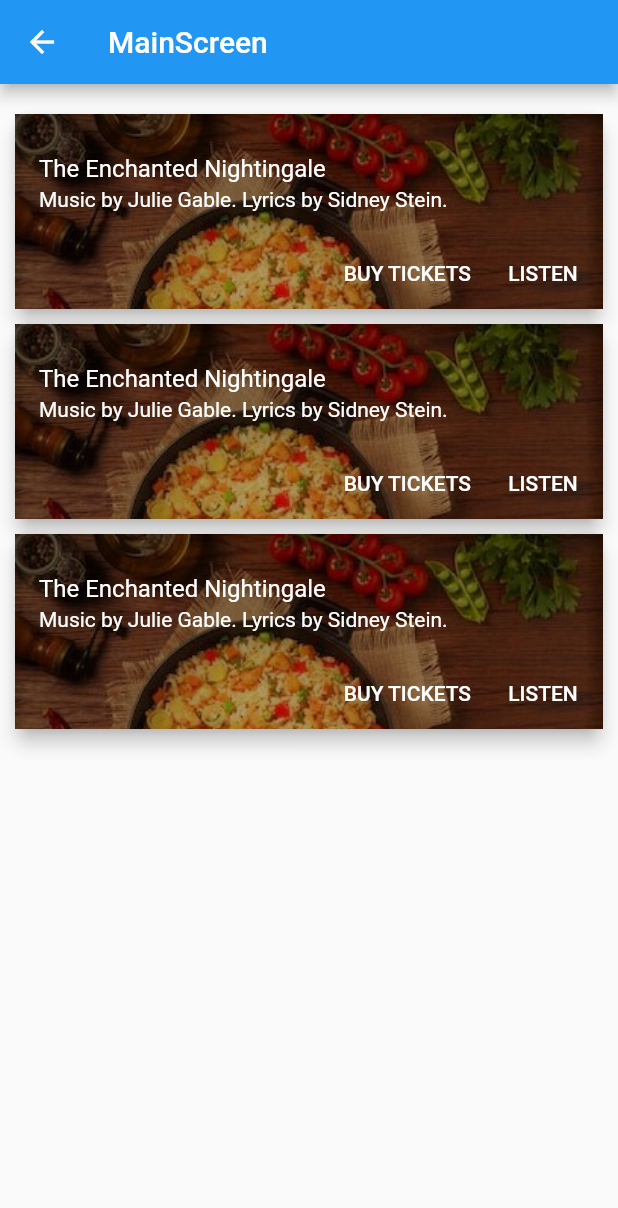
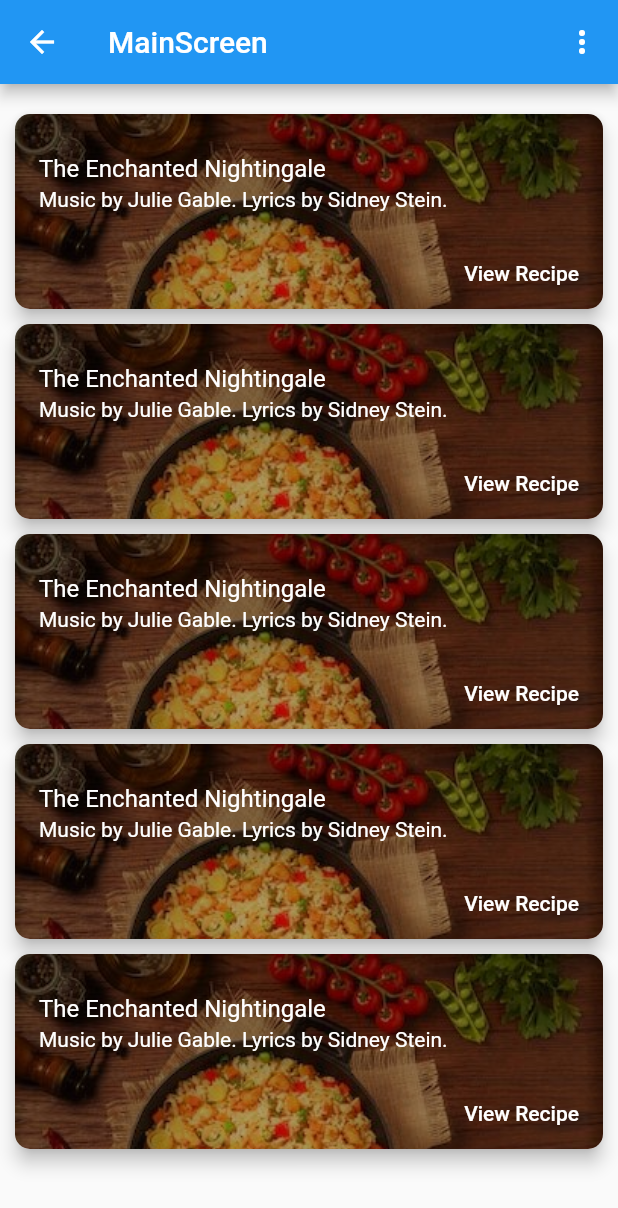
Before and after one commit to PulsaraSandeepa/FoodRecipeApp-flutter, a Flutter app: the MainScreen screen opened by its route, on a phone screen of 412 x 824 dp. Shown: the top 1208 px of the screen. Run offline on Flutter 3.47's test engine with Material 2 defaults, Android fonts, the phone set to English and light mode, and no system bars.

Commit message:
create popup menu button in appbar

```diff
--- a/lib/screens/main_screen.dart
+++ b/lib/screens/main_screen.dart
@@ -7,11 +7,33 @@ class MainScreen extends StatefulWidget {
 }
 
 class _State extends State<MainScreen> {
+
+  Choice _selectedChoice = choices[0];
+
+  void _select(Choice choice) {
+    setState(() {
+      _selectedChoice = choice;
+    });
+  }
+
   @override
   Widget build(BuildContext context) {
     return Scaffold(
       appBar: AppBar(
         title: const Text('MainScreen'),
+        actions: <Widget>[
+          PopupMenuButton<Choice>(
+            onSelected: _select,
+            itemBuilder: (BuildContext context) {
+              return choices.map((Choice choice) {
+                return PopupMenuItem<Choice>(
+                    value: choice,
+                    child: Text(choice.title),
+                );
+              }).toList();
+            },
+          ),
+        ],
       ),
       body: Container(
 //        decoration: BoxDecoration(
@@ -42,6 +64,14 @@ class _State extends State<MainScreen> {
                         title: "ffggfgg",
                         subtitle: "gfgfggfg",
                         image: 'images/fried-rice.jpg'),
+                    CardWidget(
+                        title: "ffggfgg",
+                        subtitle: "gfgfggfg",
+                        image: 'images/fried-rice.jpg'),
+                    CardWidget(
+                        title: "ffggfgg",
+                        subtitle: "gfgfggfg",
+                        image: 'images/fried-rice.jpg'),
                   ],
                 ),
               )
@@ -52,3 +82,15 @@ class _State extends State<MainScreen> {
     );
   }
 }
+
+class Choice {
+  const Choice({this.title, this.icon});
+
+  final String title;
+  final IconData icon;
+}
+
+const List<Choice> choices = const <Choice>[
+  const Choice(title: 'About us', icon: Icons.directions_boat),
+  const Choice(title: 'Contact us', icon: Icons.directions_bus),
+];
--- a/lib/widgets/card_widget.dart
+++ b/lib/widgets/card_widget.dart
@@ -17,8 +17,10 @@ class CardWidget extends StatelessWidget {
       ),
       margin: EdgeInsets.only(top: 10.0),
       child: Container(
+
         padding: EdgeInsets.only(top: 10.0),
         decoration: BoxDecoration(
+          borderRadius: BorderRadius.circular(10),
           image: DecorationImage(
             image: AssetImage(this.image),
             fit: BoxFit.fitWidth,
@@ -45,21 +47,10 @@ class CardWidget extends StatelessWidget {
             Row(
               mainAxisAlignment: MainAxisAlignment.end,
               children: <Widget>[
-                TextButton(
-                  child: Text(
-                    'BUY TICKETS',
-                    style: TextStyle(
-                      color: Colors.white,
-                    ),
-                  ),
-                  onPressed: () {
-                    Navigator.pushNamed(context, "/Main");
-                  },
-                ),
                 const SizedBox(width: 8),
                 TextButton(
                   child: Text(
-                    'LISTEN',
+                    'View Recipe',
                     style: TextStyle(
                       color: Colors.white,
                     ),
```
Also changed, not shown: lib/widgets/recipe_widget.dart (added, +13 -0 lines).
